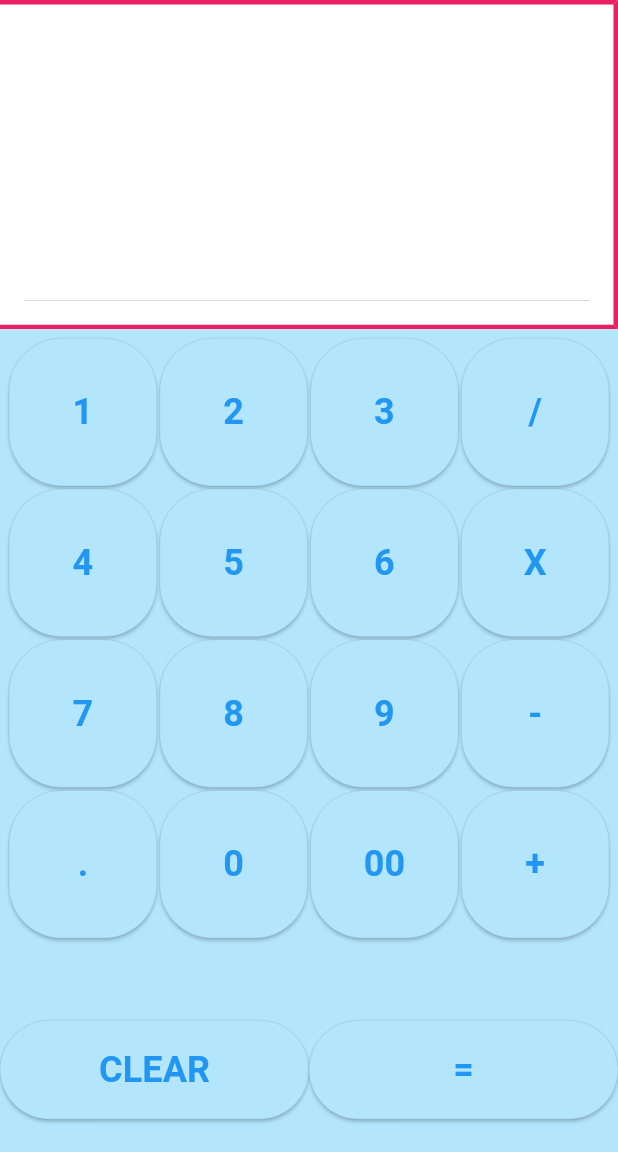
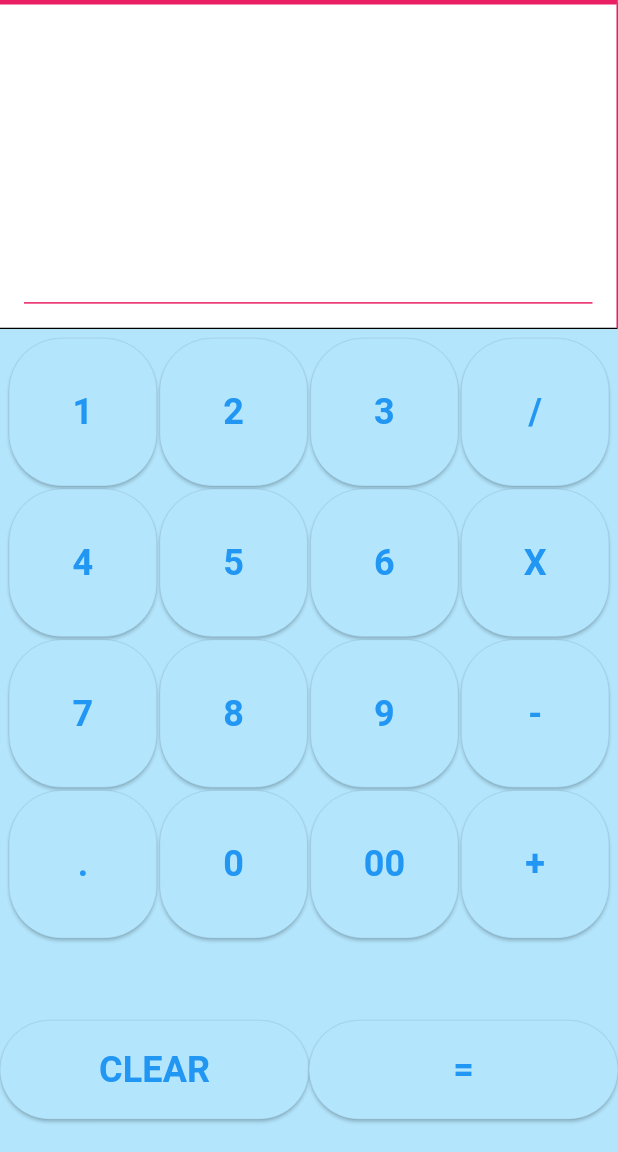
Before and after one commit to dagiteferi/Calculator, a Flutter app: the screen it shows after launch, on a phone screen of 412 x 824 dp, the part 84-1236 px from its top. Run offline on Flutter 3.47's test engine with Material 3 defaults, Android fonts, the phone set to English and light mode, and no system bars; missing offline and left inert: expressions.

Commit message:
all done

```diff
--- a/lib/Calculator.dart
+++ b/lib/Calculator.dart
@@ -82,9 +82,9 @@ class _CalculatorState extends State<Calculator> {
                   top: BorderSide(
                       color: Colors.pink, width: 3.0), // Adjusted border color
                   right: BorderSide(
-                      color: Colors.pink, width: 3.0), // Adjusted border color
+                      color: Colors.pink, width: 1.0), // Adjusted border color
                   bottom: BorderSide(
-                      color: Colors.pink, width: 3.0), // Adjusted border color
+                      color: Colors.black, width: 1.0), // Adjusted border color
                 ),
               ),
               child: Container(
@@ -93,7 +93,7 @@ class _CalculatorState extends State<Calculator> {
                 decoration: const BoxDecoration(
                   border: Border(
                     bottom: BorderSide(
-                        color: Colors.black, width: 0.1), // Thinner bottom line
+                        color: Colors.pink, width: 1.0), // Thinner bottom line
                   ),
                 ),
                 child: Text(
```
